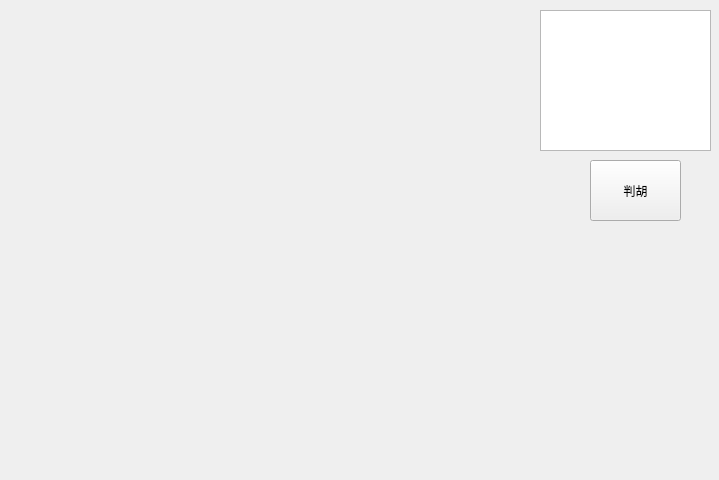
Old version of the form qt/MahTest/mainwindow.ui in the repository huangtao/qipai.
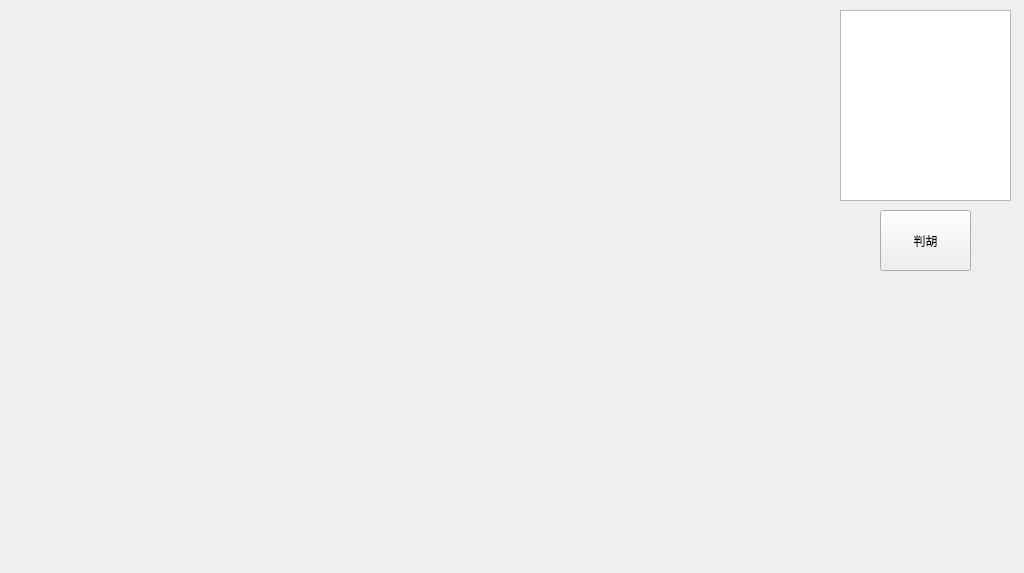
New version of the form.

The edit to the form file:
```diff
--- a/qt/MahTest/mainwindow.ui
+++ b/qt/MahTest/mainwindow.ui
@@ -6,8 +6,8 @@
    <rect>
     <x>0</x>
     <y>0</y>
-    <width>719</width>
-    <height>480</height>
+    <width>1024</width>
+    <height>573</height>
    </rect>
   </property>
   <property name="windowTitle">
@@ -17,8 +17,8 @@
    <widget class="QPushButton" name="pushButton">
     <property name="geometry">
      <rect>
-      <x>590</x>
-      <y>160</y>
+      <x>880</x>
+      <y>210</y>
       <width>91</width>
       <height>61</height>
      </rect>
@@ -30,10 +30,10 @@
    <widget class="QListWidget" name="listWidget">
     <property name="geometry">
      <rect>
-      <x>540</x>
+      <x>840</x>
       <y>10</y>
       <width>171</width>
-      <height>141</height>
+      <height>191</height>
      </rect>
     </property>
    </widget>
```
Left out of the diff: 2 changed lines with no effect on the pictures.
